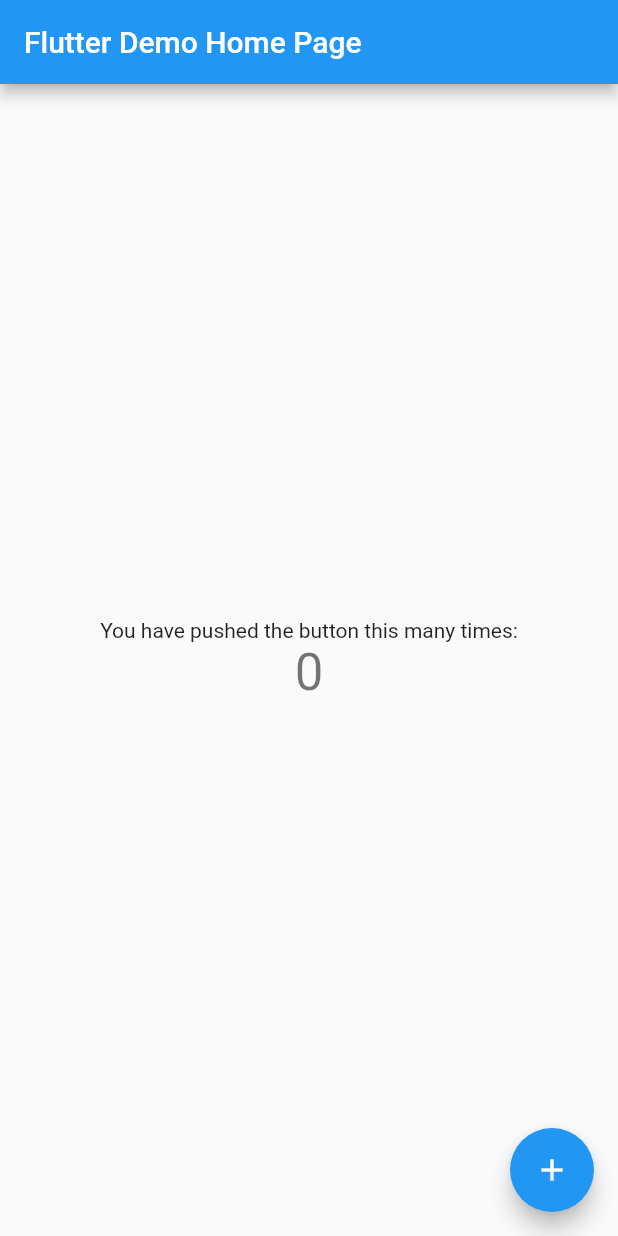
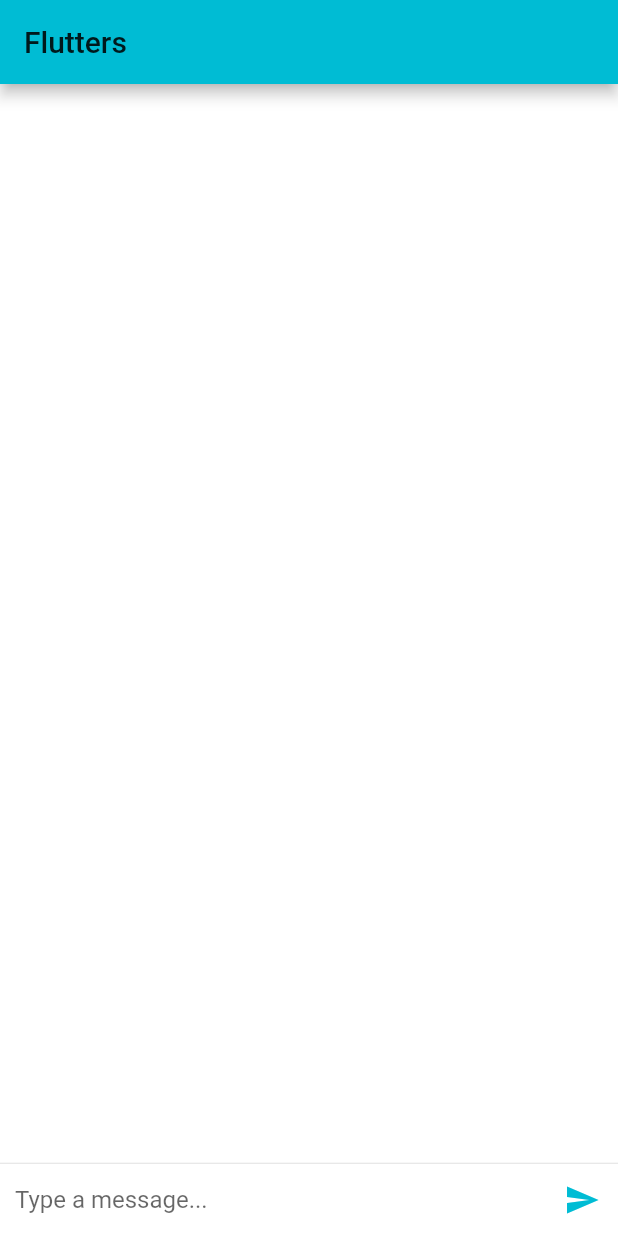
Before and after one commit to daniel-p/flutter_firestore, a Flutter app: the screen it shows after launch, on a phone screen of 412 x 824 dp. Run offline on Flutter 3.47's test engine with Material 2 defaults, Android fonts, the phone set to English and light mode, and no system bars; our stand-ins replace cloud_firestore; accounts and stored records are empty.

Commit message:
Initial implementation

```diff
--- a/lib/main.dart
+++ b/lib/main.dart
@@ -1,41 +1,24 @@
 import 'package:flutter/material.dart';
+import 'package:cloud_firestore/cloud_firestore.dart';
 
 void main() => runApp(MyApp());
 
 class MyApp extends StatelessWidget {
-  // This widget is the root of your application.
   @override
   Widget build(BuildContext context) {
     return MaterialApp(
-      title: 'Flutter Demo',
+      title: 'Flutters',
       theme: ThemeData(
-        // This is the theme of your application.
-        //
-        // Try running your application with "flutter run". You'll see the
-        // application has a blue toolbar. Then, without quitting the app, try
-        // changing the primarySwatch below to Colors.green and then invoke
-        // "hot reload" (press "r" in the console where you ran "flutter run",
-        // or simply save your changes to "hot reload" in a Flutter IDE).
-        // Notice that the counter didn't reset back to zero; the application
-        // is not restarted.
-        primarySwatch: Colors.blue,
+        primarySwatch: Colors.cyan,
+        canvasColor: Colors.white,
       ),
-      home: MyHomePage(title: 'Flutter Demo Home Page'),
+      home: MyHomePage(title: 'Flutters'),
     );
   }
 }
 
 class MyHomePage extends StatefulWidget {
   MyHomePage({Key key, this.title}) : super(key: key);
-
-  // This widget is the home page of your application. It is stateful, meaning
-  // that it has a State object (defined below) that contains fields that affect
-  // how it looks.
-
-  // This class is the configuration for the state. It holds the values (in this
-  // case the title) provided by the parent (in this case the App widget) and
-  // used by the build method of the State. Fields in a Widget subclass are
-  // always marked "final".
 
   final String title;
 
@@ -44,68 +27,108 @@ class MyHomePage extends StatefulWidget {
 }
 
 class _MyHomePageState extends State<MyHomePage> {
-  int _counter = 0;
+  final textController = TextEditingController();
 
-  void _incrementCounter() {
-    setState(() {
-      // This call to setState tells the Flutter framework that something has
-      // changed in this State, which causes it to rerun the build method below
-      // so that the display can reflect the updated values. If we changed
-      // _counter without calling setState(), then the build method would not be
-      // called again, and so nothing would appear to happen.
-      _counter++;
-    });
+  void _send(String content) {
+    if (content.isNotEmpty) {
+      Firestore.instance.collection('messages').document().setData({
+        'content': content,
+        'from': 'Me',
+        'timestamp': new DateTime.now().millisecondsSinceEpoch
+      });
+      textController.clear();
+      FocusScope.of(context).requestFocus(new FocusNode());
+    }
+  }
+
+  Widget _buildListItem(BuildContext context, DocumentSnapshot document) {
+    return Row(
+      children: <Widget>[
+        Container(
+          child: Column(
+            children: <Widget>[
+              Text(
+                document['from'],
+                style: TextStyle(color: Colors.grey, fontSize: 12),
+              ),
+              Text(
+                document['content'],
+                style: TextStyle(fontSize: 16),
+              ),
+            ],
+            crossAxisAlignment: CrossAxisAlignment.start,
+          ),
+          padding: EdgeInsets.symmetric(horizontal: 6, vertical: 3),
+          decoration: BoxDecoration(
+              color: Colors.grey[200], borderRadius: BorderRadius.circular(4)
+          ),
+          constraints: BoxConstraints(maxWidth: MediaQuery.of(context).size.width - 16),
+        ),
+      ],
+    );
   }
 
   @override
   Widget build(BuildContext context) {
-    // This method is rerun every time setState is called, for instance as done
-    // by the _incrementCounter method above.
-    //
-    // The Flutter framework has been optimized to make rerunning build methods
-    // fast, so that you can just rebuild anything that needs updating rather
-    // than having to individually change instances of widgets.
     return Scaffold(
       appBar: AppBar(
-        // Here we take the value from the MyHomePage object that was created by
-        // the App.build method, and use it to set our appbar title.
         title: Text(widget.title),
       ),
-      body: Center(
-        // Center is a layout widget. It takes a single child and positions it
-        // in the middle of the parent.
-        child: Column(
-          // Column is also layout widget. It takes a list of children and
-          // arranges them vertically. By default, it sizes itself to fit its
-          // children horizontally, and tries to be as tall as its parent.
-          //
-          // Invoke "debug painting" (press "p" in the console, choose the
-          // "Toggle Debug Paint" action from the Flutter Inspector in Android
-          // Studio, or the "Toggle Debug Paint" command in Visual Studio Code)
-          // to see the wireframe for each widget.
-          //
-          // Column has various properties to control how it sizes itself and
-          // how it positions its children. Here we use mainAxisAlignment to
-          // center the children vertically; the main axis here is the vertical
-          // axis because Columns are vertical (the cross axis would be
-          // horizontal).
-          mainAxisAlignment: MainAxisAlignment.center,
-          children: <Widget>[
-            Text(
-              'You have pushed the button this many times:',
+      body: Column(
+        children: <Widget>[
+          Expanded(
+            child: StreamBuilder(
+              stream: Firestore.instance
+                  .collection('messages')
+                  .orderBy('timestamp', descending: true)
+                  .snapshots(),
+              builder: (context, snapshot) {
+                if (!snapshot.hasData) {
+                  return const Text('Loading...');
+                }
+                return ListView.separated(
+                  separatorBuilder: (context, index) => Container(
+                        height: 5,
+                      ),
+                  itemBuilder: (context, index) =>
+                      _buildListItem(context, snapshot.data.documents[index]),
+                  itemCount: snapshot.data.documents.length,
+                  reverse: true,
+                  padding: EdgeInsets.all(8),
+                );
+              },
             ),
-            Text(
-              '$_counter',
-              style: Theme.of(context).textTheme.display1,
-            ),
-          ],
-        ),
+          ),
+          Divider(height: 1),
+          Row(
+            children: <Widget>[
+              Expanded(
+                child: Container(
+                  child: TextField(
+                    maxLines: null,
+                    keyboardType: TextInputType.multiline,
+                    onSubmitted: (s) {
+                      _send(textController.text);
+                    },
+                    controller: textController,
+                    decoration: InputDecoration(
+                      border: InputBorder.none,
+                      hintText: 'Type a message...',
+                    ),
+                  ),
+                  padding: EdgeInsets.symmetric(horizontal: 10, vertical: 0),
+                ),
+              ),
+              IconButton(
+                icon: Icon(Icons.send, color: Theme.of(context).primaryColor),
+                onPressed: () {
+                  _send(textController.text);
+                },
+              ),
+            ],
+          ),
+        ],
       ),
-      floatingActionButton: FloatingActionButton(
-        onPressed: _incrementCounter,
-        tooltip: 'Increment',
-        child: Icon(Icons.add),
-      ), // This trailing comma makes auto-formatting nicer for build methods.
     );
   }
 }
--- a/pubspec.yaml
+++ b/pubspec.yaml
@@ -13,6 +13,7 @@ environment:
   sdk: ">=2.1.0 <3.0.0"
 
 dependencies:
+  cloud_firestore:
   flutter:
     sdk: flutter
 
```
Also changed, not shown: 3 other files.
